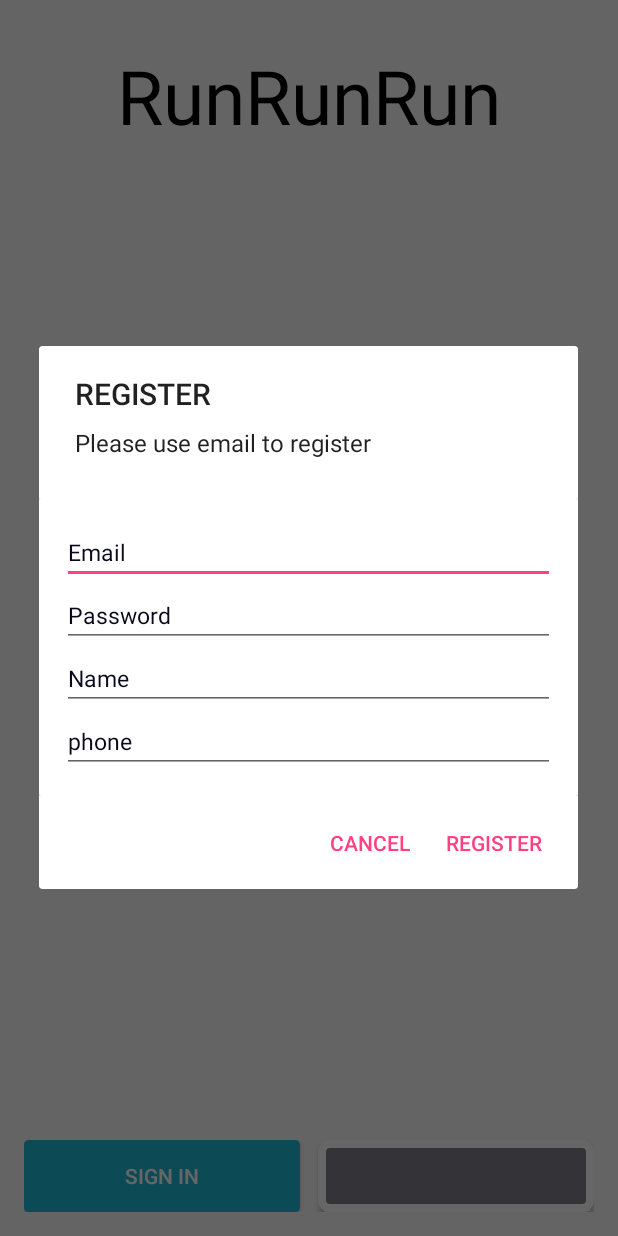
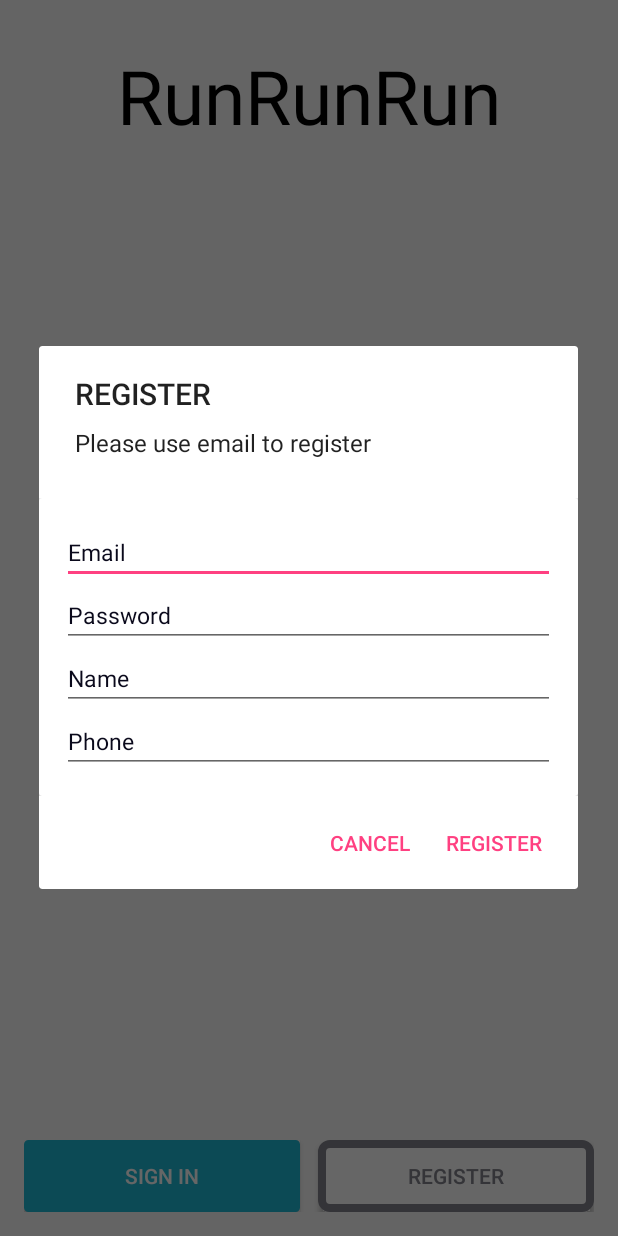
Before and after one commit to Aaron2464/practice8, an Android app: the screen it shows after launch (MainActivity), after a tap on "REGISTER", on a phone screen of 412 x 824 dp. Run offline under Robolectric (Android 15) with nearby library versions, the phone set to English and light mode, and no system bars; our stand-ins replace Firebase (no records; nobody signed in at launch, a user with empty details on screens opened directly); libraries missing offline, so code that uses them is left out: com.rengwuxian.materialedittext; plain views replace MaterialEditText; 4 statements that could not run were skipped.

Commit message:
[MODIFY]Somethimg changed for smoothly

```diff
--- a/app/src/main/java/com/example/aaron/practice8/MainActivity.java
+++ b/app/src/main/java/com/example/aaron/practice8/MainActivity.java
@@ -1,5 +1,4 @@
 package com.example.aaron.practice8;
-
 
 import android.content.DialogInterface;
 import android.content.Intent;
@@ -22,7 +21,6 @@ import com.google.firebase.auth.FirebaseAuth;
 import com.google.firebase.database.DatabaseReference;
 import com.google.firebase.database.FirebaseDatabase;
 import com.rengwuxian.materialedittext.MaterialEditText;
-
 
 public class MainActivity extends AppCompatActivity {
 
@@ -190,7 +188,7 @@ public class MainActivity extends AppCompatActivity {
                                         .addOnSuccessListener(new OnSuccessListener<Void>(){
                                             @Override
                                             public void onSuccess(Void aVoid){
-                                                Snackbar.make(rootLayout,"Regist success !!!",Snackbar.LENGTH_SHORT)
+                                                Snackbar.make(rootLayout,"Regist success fully!!!",Snackbar.LENGTH_SHORT)
                                                         .show();
                                             }
                                         })
--- a/app/src/main/res/drawable/btn_register_background.xml
+++ b/app/src/main/res/drawable/btn_register_background.xml
@@ -6,8 +6,8 @@
     >
     <item>
         <shape android:shape="rectangle">
-            <solid android:color="@color/btnRegister"></solid>
-            <stroke android:color="@android:color/white" android:width="5dp"></stroke>
+            <solid android:color="@android:color/white"></solid>
+            <stroke android:color="@color/btnRegister" android:width="5dp"></stroke>
             <corners android:radius="5dp"></corners>
         </shape>
     </item>
--- a/app/src/main/res/layout/layout_login.xml
+++ b/app/src/main/res/layout/layout_login.xml
@@ -21,10 +21,10 @@
             android:layout_height="wrap_content"
             android:hint="Email"
             android:inputType="textEmailAddress"
+            android:text=""
             android:textColor="@color/colorPrimary"
             android:textColorHint="@color/colorPrimary"
             android:textSize="20sp"
-
 
             app:met_baseColor="@color/colorPrimary"
             app:met_floatingLabel="highlight"
@@ -37,10 +37,10 @@
             android:layout_height="wrap_content"
             android:hint="Password"
             android:inputType="textPassword"
+            android:text=""
             android:textColor="@color/colorPrimary"
             android:textColorHint="@color/colorPrimary"
             android:textSize="20sp"
-
 
             app:met_baseColor="@color/colorPrimary"
             app:met_floatingLabel="highlight"
--- a/app/src/main/res/layout/layout_register.xml
+++ b/app/src/main/res/layout/layout_register.xml
@@ -21,10 +21,10 @@
             android:layout_height="wrap_content"
             android:hint="Email"
             android:inputType="textEmailAddress"
+            android:text=""
             android:textColor="@color/colorPrimary"
             android:textColorHint="@color/colorPrimary"
             android:textSize="15sp"
-
 
             app:met_baseColor="@color/colorPrimary"
             app:met_floatingLabel="highlight"
@@ -37,10 +37,10 @@
             android:layout_height="wrap_content"
             android:hint="Password"
             android:inputType="textPassword"
+            android:text=""
             android:textColor="@color/colorPrimary"
             android:textColorHint="@color/colorPrimary"
             android:textSize="15sp"
-
 
             app:met_baseColor="@color/colorPrimary"
             app:met_floatingLabel="highlight"
@@ -50,13 +50,13 @@
         <com.rengwuxian.materialedittext.MaterialEditText
             android:id="@+id/edtName"
             android:layout_width="match_parent"
-            android:layout_height="match_parent"
+            android:layout_height="wrap_content"
             android:hint="Name"
             android:inputType="text"
+            android:text=""
             android:textColor="@color/colorPrimary"
             android:textColorHint="@color/colorPrimary"
             android:textSize="15sp"
-
 
             app:met_baseColor="@color/colorPrimary"
             app:met_floatingLabel="highlight"
@@ -66,13 +66,13 @@
         <com.rengwuxian.materialedittext.MaterialEditText
             android:id="@+id/edtPhone"
             android:layout_width="match_parent"
-            android:layout_height="match_parent"
-            android:hint="phone"
+            android:layout_height="wrap_content"
+            android:hint="Phone"
             android:inputType="phone"
+            android:text=""
             android:textColor="@color/colorPrimary"
             android:textColorHint="@color/colorPrimary"
             android:textSize="15sp"
-
 
             app:met_baseColor="@color/colorPrimary"
             app:met_floatingLabel="highlight"
```
